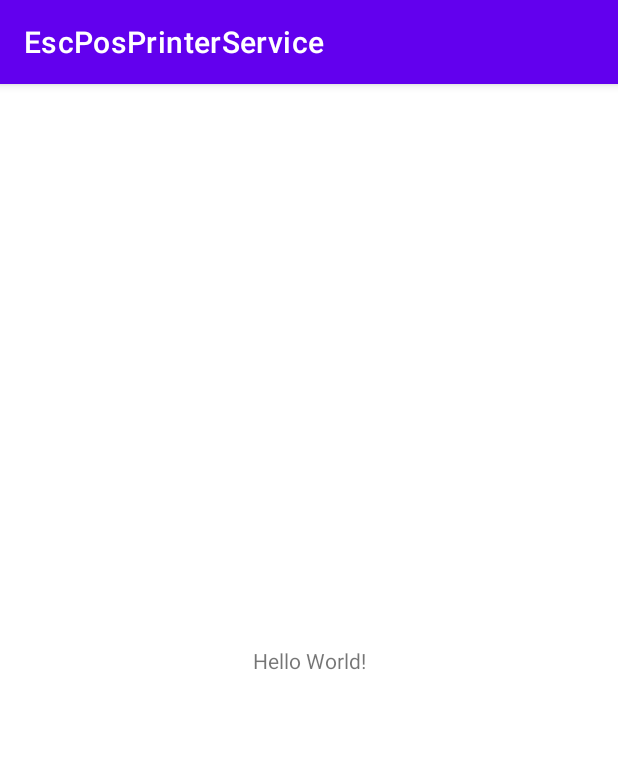
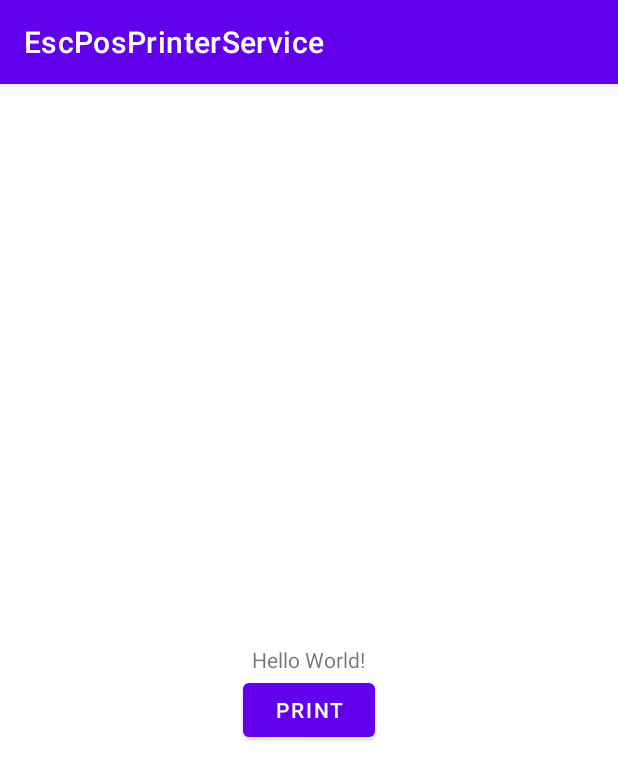
Before and after one commit to tarairajendra/PrinterService, an Android app: the screen it shows after launch (MainActivity), on a phone screen of 412 x 824 dp. Shown: the top 780 px of the screen. Run offline under Robolectric (Android 15) with nearby library versions, the phone set to English and light mode, and no system bars.

```diff
--- a/app/src/main/AndroidManifest.xml
+++ b/app/src/main/AndroidManifest.xml
@@ -1,6 +1,10 @@
 <?xml version="1.0" encoding="utf-8"?>
 <manifest xmlns:android="http://schemas.android.com/apk/res/android"
     package="com.example.escposprinterservice">
+
+    <uses-permission android:name="android.permission.BLUETOOTH" />
+    <uses-permission android:name="android.permission.BLUETOOTH_ADMIN" />
+    <uses-feature android:name="android.hardware.bluetooth" />
 
     <application
         android:allowBackup="true"
--- a/app/src/main/java/com/example/escposprinterservice/MainActivity.java
+++ b/app/src/main/java/com/example/escposprinterservice/MainActivity.java
@@ -3,12 +3,24 @@ package com.example.escposprinterservice;
 import androidx.appcompat.app.AppCompatActivity;
 
 import android.os.Bundle;
+import android.view.View;
+import android.widget.Button;
 
 public class MainActivity extends AppCompatActivity {
+
+    Button printButton;
 
     @Override
     protected void onCreate(Bundle savedInstanceState) {
         super.onCreate(savedInstanceState);
         setContentView(R.layout.activity_main);
+
+        printButton = findViewById(R.id.printButton);
+        printButton.setOnClickListener(new View.OnClickListener() {
+            @Override
+            public void onClick(View view) {
+
+            }
+        });
     }
 }
--- a/app/src/main/res/layout/activity_main.xml
+++ b/app/src/main/res/layout/activity_main.xml
@@ -1,18 +1,24 @@
 <?xml version="1.0" encoding="utf-8"?>
-<androidx.constraintlayout.widget.ConstraintLayout xmlns:android="http://schemas.android.com/apk/res/android"
+<RelativeLayout xmlns:android="http://schemas.android.com/apk/res/android"
     xmlns:app="http://schemas.android.com/apk/res-auto"
     xmlns:tools="http://schemas.android.com/tools"
     android:layout_width="match_parent"
     android:layout_height="match_parent"
-    tools:context=".MainActivity">
+    tools:context=".MainActivity"
+    >
 
     <TextView
         android:layout_width="wrap_content"
         android:layout_height="wrap_content"
         android:text="Hello World!"
-        app:layout_constraintBottom_toBottomOf="parent"
-        app:layout_constraintLeft_toLeftOf="parent"
-        app:layout_constraintRight_toRightOf="parent"
-        app:layout_constraintTop_toTopOf="parent" />
+        android:layout_centerInParent="true"
+        android:id="@+id/textView"/>
+    <Button
+        android:layout_width="wrap_content"
+        android:layout_height="wrap_content"
+        android:text="Print"
+        android:layout_below="@+id/textView"
+        android:layout_centerHorizontal="true"
+        android:id="@+id/printButton"/>
 
-</androidx.constraintlayout.widget.ConstraintLayout>
+</RelativeLayout>
```
